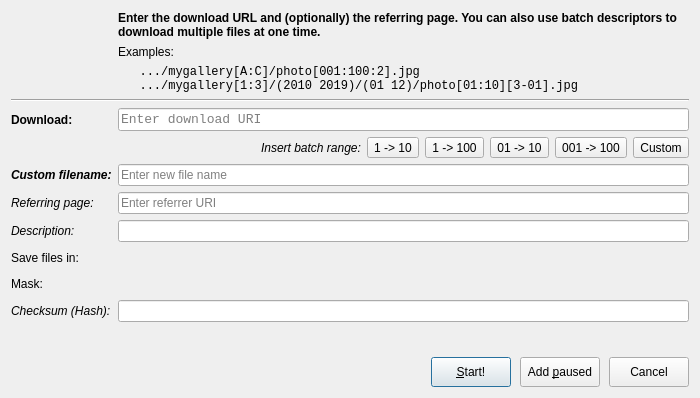
The window that src/dialogs/adddownloaddialog.ui (setvisible/ArrowDL) describes before a commit, drawn with Qt 5.
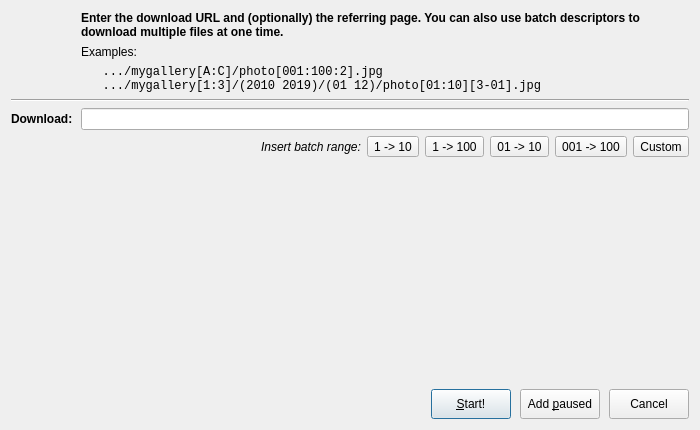
The same window after the commit. Icons and pictures are not drawn. Custom widgets are drawn as their Qt base class.

What changed in the file:
```diff
--- a/src/dialogs/adddownloaddialog.ui
+++ b/src/dialogs/adddownloaddialog.ui
@@ -7,7 +7,7 @@
     <x>0</x>
     <y>0</y>
     <width>700</width>
-    <height>398</height>
+    <height>430</height>
    </rect>
   </property>
   <property name="windowTitle">
@@ -16,11 +16,11 @@
   <property name="modal">
    <bool>true</bool>
   </property>
-  <layout class="QVBoxLayout" name="verticalLayout">
+  <layout class="QVBoxLayout" name="verticalLayout" stretch="0,0,2,0">
    <item>
     <layout class="QGridLayout" name="gridLayout">
      <item row="0" column="1">
-      <widget class="QLabel" name="label_8">
+      <widget class="QLabel" name="titleLabel">
        <property name="sizePolicy">
         <sizepolicy hsizetype="Preferred" vsizetype="MinimumExpanding">
          <horstretch>0</horstretch>
@@ -44,7 +44,7 @@
       </widget>
      </item>
      <item row="1" column="1">
-      <widget class="QLabel" name="label_10">
+      <widget class="QLabel" name="titleExampleLabel">
        <property name="font">
         <font>
          <family>Segoe UI</family>
@@ -56,28 +56,23 @@
        </property>
       </widget>
      </item>
-     <item row="3" column="0" colspan="2">
-      <widget class="Line" name="line">
-       <property name="orientation">
-        <enum>Qt::Horizontal</enum>
-       </property>
-      </widget>
-     </item>
-     <item row="4" column="1">
-      <widget class="QLineEdit" name="downloadLineEdit">
+     <item row="4" column="0">
+      <widget class="QLabel" name="urlLabel">
        <property name="font">
         <font>
-         <family>Courier New</family>
-         <pointsize>10</pointsize>
+         <family>Segoe UI</family>
+         <pointsize>9</pointsize>
+         <weight>75</weight>
+         <bold>true</bold>
         </font>
        </property>
-       <property name="placeholderText">
-        <string>Enter download URI</string>
+       <property name="text">
+        <string>Download:</string>
        </property>
       </widget>
      </item>
      <item row="2" column="1">
-      <widget class="QLabel" name="label_9">
+      <widget class="QLabel" name="titleListLabel">
        <property name="font">
         <font>
          <family>Courier New</family>
@@ -93,176 +88,6 @@
        </property>
       </widget>
      </item>
-     <item row="6" column="0">
-      <widget class="QLabel" name="label_2">
-       <property name="font">
-        <font>
-         <family>Segoe UI</family>
-         <pointsize>9</pointsize>
-         <weight>75</weight>
-         <italic>true</italic>
-         <bold>true</bold>
-        </font>
-       </property>
-       <property name="text">
-        <string>Custom filename:</string>
-       </property>
-      </widget>
-     </item>
-     <item row="4" column="0">
-      <widget class="QLabel" name="label">
-       <property name="font">
-        <font>
-         <family>Segoe UI</family>
-         <pointsize>9</pointsize>
-         <weight>75</weight>
-         <bold>true</bold>
-        </font>
-       </property>
-       <property name="text">
-        <string>Download:</string>
-       </property>
-      </widget>
-     </item>
-     <item row="8" column="0">
-      <widget class="QLabel" name="label_4">
-       <property name="font">
-        <font>
-         <family>Segoe UI</family>
-         <pointsize>9</pointsize>
-         <weight>50</weight>
-         <italic>true</italic>
-         <bold>false</bold>
-        </font>
-       </property>
-       <property name="text">
-        <string>Description:</string>
-       </property>
-      </widget>
-     </item>
-     <item row="8" column="1">
-      <widget class="QLineEdit" name="descriptionLineEdit"/>
-     </item>
-     <item row="7" column="0">
-      <widget class="QLabel" name="label_3">
-       <property name="font">
-        <font>
-         <family>Segoe UI</family>
-         <pointsize>9</pointsize>
-         <weight>50</weight>
-         <italic>true</italic>
-         <bold>false</bold>
-        </font>
-       </property>
-       <property name="text">
-        <string>Referring page:</string>
-       </property>
-      </widget>
-     </item>
-     <item row="6" column="1">
-      <widget class="QLineEdit" name="filenameLineEdit">
-       <property name="placeholderText">
-        <string>Enter new file name</string>
-       </property>
-      </widget>
-     </item>
-     <item row="7" column="1">
-      <widget class="QLineEdit" name="referrerLineEdit">
-       <property name="placeholderText">
-        <string>Enter referrer URI</string>
-       </property>
-      </widget>
-     </item>
-     <item row="9" column="0">
-      <widget class="QLabel" name="label_5">
-       <property name="font">
-        <font>
-         <family>Segoe UI</family>
-         <pointsize>9</pointsize>
-         <weight>50</weight>
-         <italic>false</italic>
-         <bold>false</bold>
-        </font>
-       </property>
-       <property name="text">
-        <string>Save files in:</string>
-       </property>
-      </widget>
-     </item>
-     <item row="10" column="0">
-      <widget class="QLabel" name="label_6">
-       <property name="font">
-        <font>
-         <family>Segoe UI</family>
-         <pointsize>9</pointsize>
-         <weight>50</weight>
-         <italic>false</italic>
-         <bold>false</bold>
-        </font>
-       </property>
-       <property name="text">
-        <string>Mask:</string>
-       </property>
-      </widget>
-     </item>
-     <item row="11" column="0">
-      <widget class="QLabel" name="label_7">
-       <property name="font">
-        <font>
-         <family>Segoe UI</family>
-         <pointsize>9</pointsize>
-         <weight>50</weight>
-         <italic>true</italic>
-         <bold>false</bold>
-        </font>
-       </property>
-       <property name="text">
-        <string>Checksum (Hash):</string>
-       </property>
-      </widget>
-     </item>
-     <item row="9" column="1">
-      <widget class="PathWidget" name="pathWidget" native="true">
-       <property name="minimumSize">
-        <size>
-         <width>0</width>
-         <height>20</height>
-        </size>
-       </property>
-      </widget>
-     </item>
-     <item row="10" column="1">
-      <widget class="MaskWidget" name="maskWidget" native="true">
-       <property name="minimumSize">
-        <size>
-         <width>0</width>
-         <height>20</height>
-        </size>
-       </property>
-      </widget>
-     </item>
-     <item row="11" column="1">
-      <widget class="QLineEdit" name="hashLineEdit"/>
-     </item>
-     <item row="0" column="0" rowspan="3">
-      <widget class="QWidget" name="logo" native="true">
-       <property name="sizePolicy">
-        <sizepolicy hsizetype="Minimum" vsizetype="Fixed">
-         <horstretch>0</horstretch>
-         <verstretch>0</verstretch>
-        </sizepolicy>
-       </property>
-       <property name="minimumSize">
-        <size>
-         <width>64</width>
-         <height>64</height>
-        </size>
-       </property>
-       <property name="styleSheet">
-        <string notr="true">image: url(:/icons/logo/icon128.png);</string>
-       </property>
-      </widget>
-     </item>
      <item row="5" column="1">
       <widget class="QWidget" name="tagWidget" native="true">
        <property name="styleSheet">
@@ -301,7 +126,7 @@
          </spacer>
         </item>
         <item>
-         <widget class="QLabel" name="label_11">
+         <widget class="QLabel" name="insertLabel">
           <property name="font">
            <font>
             <italic>true</italic>
@@ -317,6 +142,9 @@
           <property name="cursor">
            <cursorShape>PointingHandCursor</cursorShape>
           </property>
+          <property name="focusPolicy">
+           <enum>Qt::NoFocus</enum>
+          </property>
           <property name="text">
            <string>1 -&gt; 10</string>
           </property>
@@ -327,6 +155,9 @@
           <property name="cursor">
            <cursorShape>PointingHandCursor</cursorShape>
           </property>
+          <property name="focusPolicy">
+           <enum>Qt::NoFocus</enum>
+          </property>
           <property name="text">
            <string>1 -&gt; 100</string>
           </property>
@@ -337,6 +168,9 @@
           <property name="cursor">
            <cursorShape>PointingHandCursor</cursorShape>
           </property>
+          <property name="focusPolicy">
+           <enum>Qt::NoFocus</enum>
+          </property>
           <property name="text">
            <string>01 -&gt; 10</string>
           </property>
@@ -347,6 +181,9 @@
           <property name="cursor">
            <cursorShape>PointingHandCursor</cursorShape>
           </property>
+          <property name="focusPolicy">
+           <enum>Qt::NoFocus</enum>
+          </property>
           <property name="text">
            <string>001 -&gt; 100</string>
           </property>
@@ -357,6 +194,9 @@
           <property name="cursor">
            <cursorShape>PointingHandCursor</cursorShape>
           </property>
+          <property name="focusPolicy">
+           <enum>Qt::NoFocus</enum>
+          </property>
           <property name="text">
            <string>Custom</string>
           </property>
@@ -365,8 +205,50 @@
        </layout>
       </widget>
      </item>
+     <item row="0" column="0" rowspan="3">
+      <widget class="QWidget" name="logo" native="true">
+       <property name="sizePolicy">
+        <sizepolicy hsizetype="Minimum" vsizetype="Fixed">
+         <horstretch>0</horstretch>
+         <verstretch>0</verstretch>
+        </sizepolicy>
+       </property>
+       <property name="minimumSize">
+        <size>
+         <width>64</width>
+         <height>64</height>
+        </size>
+       </property>
+       <property name="styleSheet">
+        <string notr="true">image: url(:/icons/logo/icon128.png);</string>
+       </property>
+      </widget>
+     </item>
+     <item row="4" column="1">
+      <widget class="UrlLineEdit" name="urlLineEdit"/>
+     </item>
+     <item row="3" column="0" colspan="2">
+      <widget class="Line" name="line">
+       <property name="orientation">
+        <enum>Qt::Horizontal</enum>
+       </property>
+      </widget>
+     </item>
     </layout>
    </item>
+   <item>
+    <widget class="UrlFormWidget" name="urlFormWidget" native="true">
+     <property name="minimumSize">
+      <size>
+       <width>40</width>
+       <height>100</height>
+      </size>
+     </property>
+     <property name="focusPolicy">
+      <enum>Qt::StrongFocus</enum>
+     </property>
+    </widget>
+   </item>
    <item>
     <spacer name="verticalSpacer">
      <property name="orientation">
@@ -446,26 +328,20 @@
  </widget>
  <customwidgets>
   <customwidget>
-   <class>PathWidget</class>
-   <extends>QWidget</extends>
-   <header>Widgets/PathWidget</header>
-   <container>1</container>
+   <class>UrlLineEdit</class>
+   <extends>QLineEdit</extends>
+   <header>Widgets/UrlLineEdit</header>
   </customwidget>
   <customwidget>
-   <class>MaskWidget</class>
+   <class>UrlFormWidget</class>
    <extends>QWidget</extends>
-   <header>Widgets/MaskWidget</header>
+   <header>Widgets/UrlFormWidget</header>
    <container>1</container>
   </customwidget>
  </customwidgets>
  <tabstops>
-  <tabstop>downloadLineEdit</tabstop>
-  <tabstop>filenameLineEdit</tabstop>
-  <tabstop>referrerLineEdit</tabstop>
-  <tabstop>pathWidget</tabstop>
-  <tabstop>maskWidget</tabstop>
-  <tabstop>maskWidget</tabstop>
-  <tabstop>hashLineEdit</tabstop>
+  <tabstop>urlLineEdit</tabstop>
+  <tabstop>urlFormWidget</tabstop>
   <tabstop>startButton</tabstop>
   <tabstop>addPausedButton</tabstop>
   <tabstop>cancelButton</tabstop>
```
